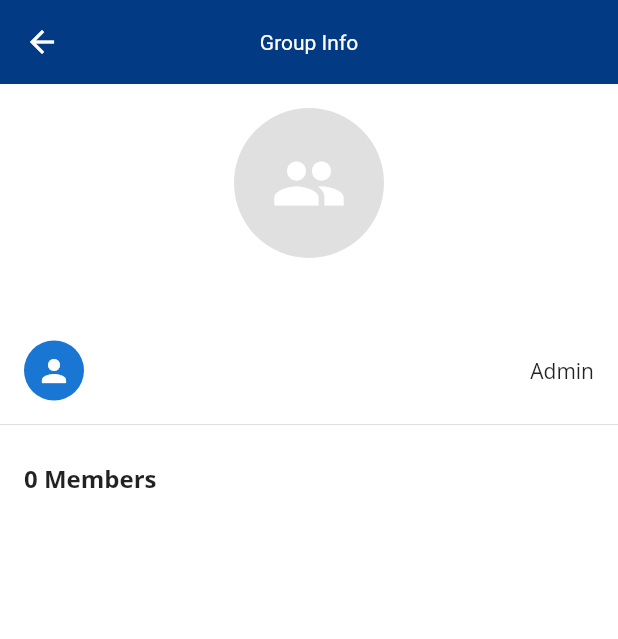
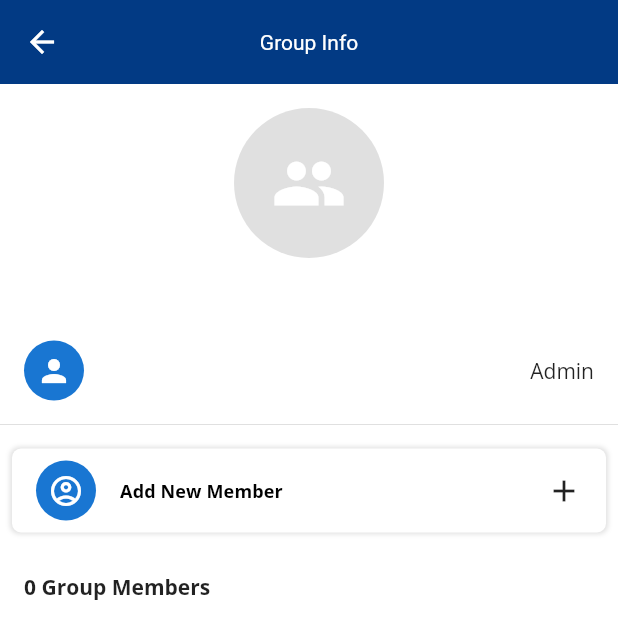
Before and after one commit to Waqas0343/team_chat_app, a Flutter app: the GroupProfileDetailScreen screen opened directly with empty values, on a phone screen of 412 x 824 dp. Shown: the top 639 px of the screen. Run offline on Flutter 3.47's test engine with Material 3 defaults, Android fonts, the phone set to English and light mode, and no system bars; our stand-ins replace audioplayers, cached_network_image, cloud_firestore, firebase_auth, firebase_core, firebase_messaging and 9 more; missing offline and left inert: flutter_webrtc; accounts and stored records are empty; network calls fail.

Commit message:
Implement Add New Member in Group

```diff
--- a/lib/screens/chats/chat_screen.dart
+++ b/lib/screens/chats/chat_screen.dart
@@ -11,7 +11,6 @@ class ChatScreen extends StatelessWidget {
   @override
   Widget build(BuildContext context) {
     final ChatScreenController controller = Get.put(ChatScreenController());
-
     return Scaffold(
       appBar: AppBar(
         titleSpacing: 0,
@@ -21,7 +20,7 @@ class ChatScreen extends StatelessWidget {
               onTap: () {
                 Get.to(() =>  FullImageNetwork(
                   imagePath:  controller.photoUrl.toString(),
-                  tag: 'Pharmacy',
+                  tag: 'User Image',
                 ),
                 );
               },
--- a/lib/screens/groups/group_profile_detail_screen.dart
+++ b/lib/screens/groups/group_profile_detail_screen.dart
@@ -1,6 +1,8 @@
 import 'package:cached_network_image/cached_network_image.dart';
 import 'package:flutter/material.dart';
 import 'package:get/get.dart';
+import 'package:team_chat_app/routes/app_routes.dart';
+import 'package:team_chat_app/widgets/custom_card_widget.dart';
 import 'controller/group_profile_detail_controller.dart';
 
 class GroupProfileDetailScreen extends StatelessWidget {
@@ -11,12 +13,10 @@ class GroupProfileDetailScreen extends StatelessWidget {
     final GroupProfileDetailController controller = Get.put(GroupProfileDetailController());
 
     return Scaffold(
-      appBar: AppBar(
-        title:  Text("Group Info"),
-      ),
+      appBar: AppBar(title: Text("Group Info")),
       body: Obx(() {
         if (controller.isLoading.value) {
-          return  Center(child: CircularProgressIndicator());
+          return Center(child: CircularProgressIndicator());
         }
         return SingleChildScrollView(
           child: Column(
@@ -29,21 +29,18 @@ class GroupProfileDetailScreen extends StatelessWidget {
                     : null,
                 backgroundColor: Colors.grey[300],
                 child: controller.groupImage.isEmpty
-                    ?  Icon(Icons.group, size: 50, color: Colors.white)
+                    ? Icon(Icons.group, size: 50, color: Colors.white)
                     : null,
               ),
               SizedBox(height: 12),
               Text(
                 controller.groupName,
-                style:  TextStyle(
-                  fontSize: 20,
-                  fontWeight: FontWeight.bold,
-                ),
+                style: TextStyle(fontSize: 20, fontWeight: FontWeight.bold),
               ),
               SizedBox(height: 8),
-
-              Obx(() => ListTile(
-                leading:  CircleAvatar(
+              Obx(
+                () => ListTile(
+                  leading: CircleAvatar(
                     backgroundImage: controller.createdByImage.value.isNotEmpty
                         ? NetworkImage(controller.createdByImage.value)
                         : null,
@@ -51,21 +48,51 @@ class GroupProfileDetailScreen extends StatelessWidget {
                         ? Icon(Icons.person)
                         : null,
                   ),
-                trailing:  Text("Admin"),
-                title:  Text(controller.createdByName.value),
-              )),
+                  trailing: Text("Admin"),
+                  title: Text(controller.createdByName.value),
+                ),
+              ),
               Divider(),
+              Padding(
+                padding: const EdgeInsets.all(8.0),
+                child: CustomCard(
+                  child: ListTile(
+                    leading: CircleAvatar(
+                      child: Icon(
+                        Icons.account_circle_outlined,
+                        color: Colors.white,
+                      ),
+                    ),
+                    title: Text(
+                      "Add New Member",
+                      style: Get.textTheme.titleSmall?.copyWith(
+                        fontWeight: FontWeight.bold,
+                        fontSize: 12,
+                      ),
+                    ),
+                    trailing: Icon(Icons.add, color: Colors.black87),
+                    onTap: () {
+                      Get.toNamed(
+                        AppRoutes.allAppUser,
+                        arguments: {
+                          "groupId": controller.groupId,
+                          "members": controller.members,
+                        },
+                      );
+                    },
+                  ),
+                ),
+              ),
               ListTile(
                 title: Text(
-                  "${controller.membersList.length} Members",
-                  style:  TextStyle(
-                      fontSize: 16, fontWeight: FontWeight.bold),
+                  "${controller.membersList.length} Group Members",
+                  style: TextStyle(fontSize: 14, fontWeight: FontWeight.bold),
                 ),
               ),
               ListView.builder(
                 itemCount: controller.membersList.length,
                 shrinkWrap: true,
-                physics:  NeverScrollableScrollPhysics(),
+                physics: NeverScrollableScrollPhysics(),
                 itemBuilder: (_, index) {
                   final member = controller.membersList[index];
                   return ListTile(
@@ -74,7 +101,7 @@ class GroupProfileDetailScreen extends StatelessWidget {
                           ? CachedNetworkImageProvider(member["image"])
                           : null,
                       child: member["image"].isEmpty
-                          ?  Icon(Icons.person, color: Colors.white)
+                          ? Icon(Icons.person, color: Colors.white)
                           : null,
                     ),
                     title: Text(member["name"]),
@@ -84,10 +111,12 @@ class GroupProfileDetailScreen extends StatelessWidget {
                             onPressed: () {
                               controller.deleteMember(member["id"]);
                             },
-                      icon: Icon(Icons.delete_outlined, color: Colors.red),
+                            icon: Icon(
+                              Icons.delete_outlined,
+                              color: Colors.red,
+                            ),
                           )
                         : null,
-
                   );
                 },
               ),
```
Also changed, not shown: lib/screens/users/all_app_user.dart (+20 -16 lines), lib/screens/users/controller/all_app_user_controller.dart (+31 -1 lines). Lines whose indentation alone changed are shown as unchanged.
